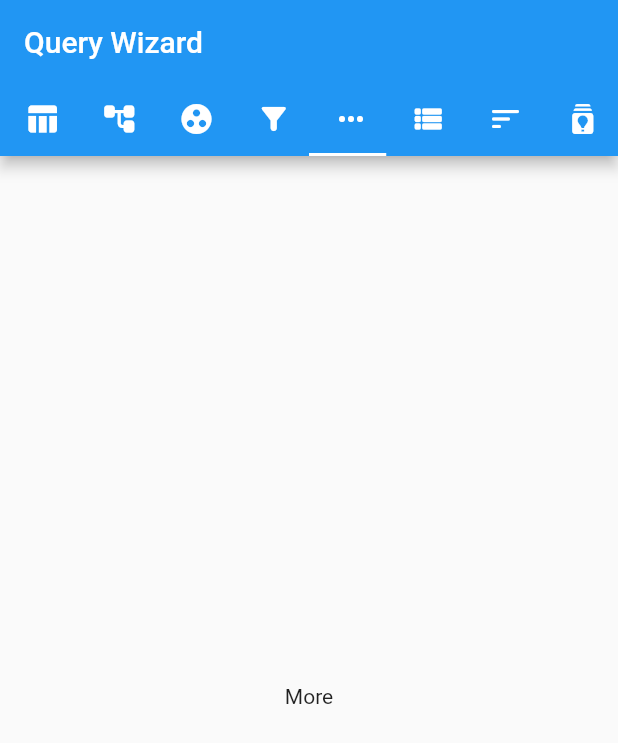
After one commit to dmitrii-kiselev/query_wizard, a Flutter app: the screen it shows after launch, tab 5 chosen, on a phone screen of 412 x 824 dp. The commit adds this screen. Shown: the top 743 px of the screen. Run offline on Flutter 3.47's test engine with Material 2 defaults, Android fonts, the phone set to English and light mode, and no system bars; our stand-ins replace adaptive_breakpoints, bloc, equatable, flutter_bloc; generated files the repository leaves out were written again.

Commit message:
feat(lib): use`QueryWizardBloc` bloc

```diff
--- a/lib/src/blocs/query_wizard_bloc.dart
+++ b/lib/src/blocs/query_wizard_bloc.dart
@@ -7,8 +7,7 @@ import 'package:query_wizard/src/repositories/repositories.dart';
 class QueryWizardBloc extends Bloc<QueryWizardEvent, QueryWizardState> {
   final QueryWizardRepository queryWizardRepository;
 
-  QueryWizardBloc({this.queryWizardRepository})
-      : super(QueryWizardInitial());
+  QueryWizardBloc({this.queryWizardRepository}) : super(QueryWizardInitial());
 
   @override
   Stream<QueryWizardState> mapEventToState(QueryWizardEvent event) async* {
--- a/lib/src/models/db_element.dart
+++ b/lib/src/models/db_element.dart
@@ -8,7 +8,7 @@ class DbElement extends Equatable {
   String alias;
   final DbNodeType nodeType;
   DbElement parent;
-  final List<DbElement> elements = List.empty();
+  final List<DbElement> elements = List.empty(growable: true);
 
   DbElement({this.name, this.nodeType});
 
--- a/lib/src/simple_bloc_observer.dart
+++ b/lib/src/query_wizard_bloc_observer.dart
@@ -1,6 +1,6 @@
 import 'package:bloc/bloc.dart';
 
-class SimpleBlocObserver extends BlocObserver {
+class QueryWizardBlocObserver extends BlocObserver {
   @override
   void onEvent(Bloc bloc, Object event) {
     super.onEvent(bloc, event);
--- /dev/null
+++ b/lib/src/widgets/query_wizard.dart
@@ -0,0 +1,169 @@
+import 'package:flutter/material.dart';
+import 'package:flutter_bloc/flutter_bloc.dart';
+import 'package:flutter_gen/gen_l10n/query_wizard_localizations.dart';
+
+import 'package:query_wizard/src/blocs/blocs.dart';
+import 'package:query_wizard/src/repositories/repositories.dart';
+import 'package:query_wizard/src/widgets/tabs/tables_and_fields.dart';
+
+class QueryWizard extends StatelessWidget {
+  final QueryWizardRepository queryWizardRepository;
+
+  QueryWizard({Key key, this.queryWizardRepository}) : super(key: key);
+
+  @override
+  Widget build(BuildContext context) {
+    return MaterialApp(
+      restorationScopeId: 'rootQueryWizard',
+      title: 'Query Wizard',
+      theme: ThemeData(
+        primarySwatch: Colors.blue,
+      ),
+      localizationsDelegates: const [
+        ...QueryWizardLocalizations.localizationsDelegates,
+      ],
+      supportedLocales: QueryWizardLocalizations.supportedLocales,
+      home: BlocProvider(
+        create: (context) =>
+            QueryWizardBloc(queryWizardRepository: queryWizardRepository),
+        child: QueryWizardView(title: 'Query Wizard'),
+      ),
+    );
+  }
+}
+
+class QueryWizardView extends StatefulWidget {
+  final String title;
+
+  QueryWizardView({Key key, this.title}) : super(key: key);
+
+  @override
+  _QueryWizardViewState createState() => _QueryWizardViewState();
+}
+
+class _QueryWizardViewState extends State<QueryWizardView>
+    with SingleTickerProviderStateMixin, RestorationMixin {
+  TabController _tabController;
+
+  final RestorableInt tabIndex = RestorableInt(0);
+
+  @override
+  String get restorationId => 'tab_scrollable_demo';
+
+  @override
+  void restoreState(RestorationBucket oldBucket, bool initialRestore) {
+    registerForRestoration(tabIndex, 'tab_index');
+    _tabController.index = tabIndex.value;
+  }
+
+  @override
+  void initState() {
+    super.initState();
+    _tabController = TabController(
+      initialIndex: 0,
+      length: 8,
+      vsync: this,
+    );
+    _tabController.addListener(() {
+      setState(() {
+        tabIndex.value = _tabController.index;
+      });
+    });
+
+    BlocProvider.of<QueryWizardBloc>(context).add(SourcesRequested());
+  }
+
+  @override
+  void dispose() {
+    _tabController.dispose();
+    tabIndex.dispose();
+    super.dispose();
+  }
+
+  @override
+  Widget build(BuildContext context) {
+    final localizations = QueryWizardLocalizations.of(context);
+    final tabs = [
+      _QueryWizardTab(localizations.tablesAndFieldsTab,
+          Icons.table_chart_rounded, TablesAndFields()),
+      _QueryWizardTab(localizations.joinsTab, Icons.account_tree_rounded,
+          Text(localizations.joinsTab)),
+      _QueryWizardTab(localizations.groupTab, Icons.group_work_rounded,
+          Text(localizations.groupTab)),
+      _QueryWizardTab(localizations.conditionsTab, Icons.filter_alt_rounded,
+          Text(localizations.conditionsTab)),
+      _QueryWizardTab(localizations.moreTab, Icons.more_horiz_rounded,
+          Text(localizations.moreTab)),
+      _QueryWizardTab(localizations.unionsAliasesTab, Icons.view_list_rounded,
+          Text(localizations.unionsAliasesTab)),
+      _QueryWizardTab(localizations.orderTab, Icons.sort_rounded,
+          Text(localizations.orderTab)),
+      _QueryWizardTab(localizations.queryBatchTab, Icons.batch_prediction,
+          Text(localizations.queryBatchTab)),
+    ];
+
+    return Scaffold(
+      appBar: AppBar(
+        automaticallyImplyLeading: false,
+        title: Text(widget.title),
+        bottom: TabBar(
+          controller: _tabController,
+          isScrollable: false,
+          tabs: [
+            for (final tab in tabs)
+              Tab(
+                  key: ValueKey(tab.message),
+                  child: Tooltip(
+                    message: tab.message,
+                    child: Icon(
+                      tab.icon,
+                      color: Colors.white,
+                    ),
+                  )),
+          ],
+        ),
+      ),
+      body: BlocBuilder<QueryWizardBloc, QueryWizardState>(
+          builder: (context, state) {
+        if (state is QueryWizardInitial) {
+          return Center(child: Text('Please Select a Location'));
+        }
+
+        if (state is QueryWizardLoadInProgress) {
+          return Center(child: CircularProgressIndicator());
+        }
+
+        if (state is QueryWizardLoadSuccess) {
+          return TabBarView(
+            controller: _tabController,
+            children: [
+              for (final tab in tabs)
+                Center(
+                  child: tab.widget,
+                ),
+            ],
+          );
+        }
+
+        if (state is QueryWizardLoadFailure) {
+          return Center(
+            child: Text(
+              'Something went wrong!',
+              style: TextStyle(color: Colors.red),
+            ),
+          );
+        }
+
+        return build(context);
+      }),
+    );
+  }
+}
+
+class _QueryWizardTab {
+  String message;
+  IconData icon;
+  Widget widget;
+
+  _QueryWizardTab(this.message, this.icon, this.widget);
+}
```
Also changed, not shown: lib/main.dart (+11 -131 lines), lib/src/repositories/query_wizard_api_client.dart (+9 -9 lines), lib/src/widgets/tabs/list_item.dart (renamed from lib/src/list_item.dart, +4 -3 lines), lib/src/widgets/tabs/tables_and_fields.dart (renamed from lib/src/tabs/tables_and_fields.dart, +19 -19 lines), 2 other files.
